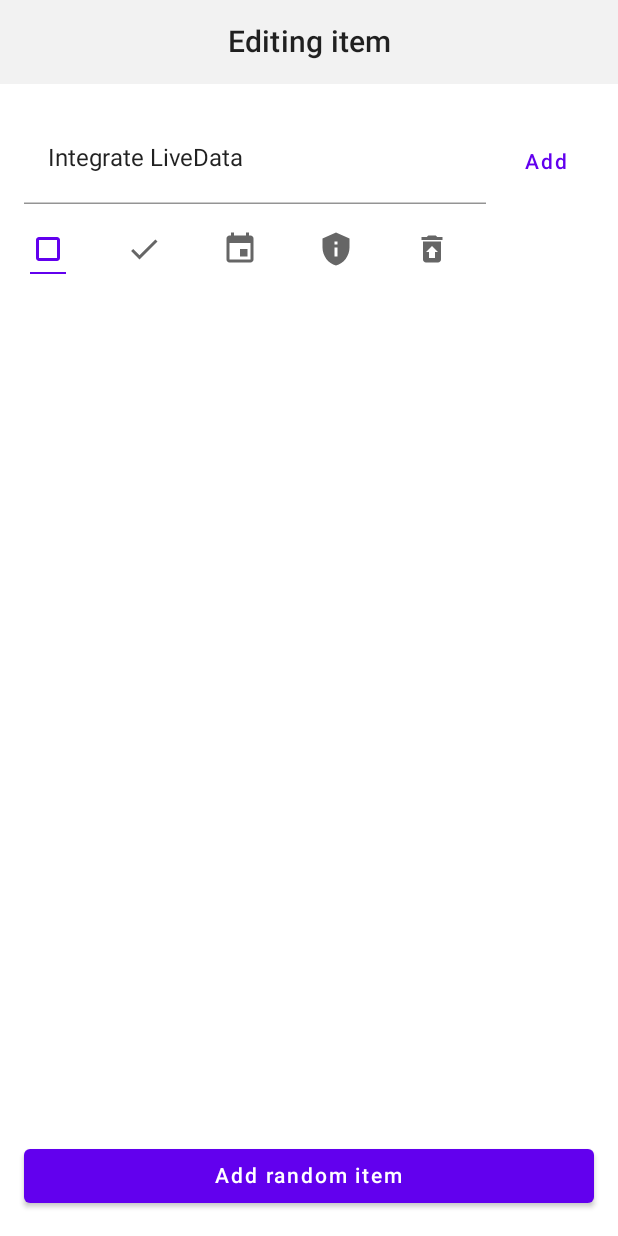
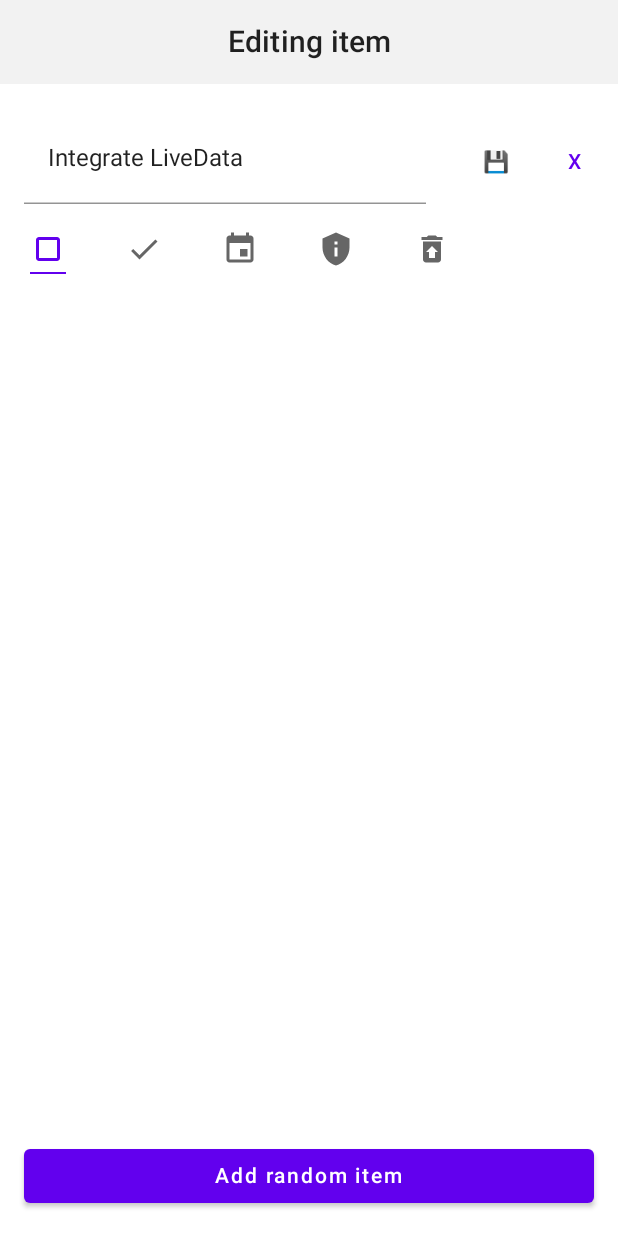
Before and after one commit to comye1/JetPackCompose, an Android app built with Jetpack Compose: the screen it shows after launch (TodoActivity), after a tap on "Integrate LiveData", on a phone screen of 412 x 824 dp. Run offline under Robolectric (Android 15) with nearby library versions, the phone set to English and light mode, and no system bars; our stand-ins replace livedata-compose; 1 other tap on this screen came first.

Commit message:
Use slots to pass sections of the screen

```diff
--- a/StateCodelab/start/src/main/java/com/codelabs/state/todo/TodoScreen.kt
+++ b/StateCodelab/start/src/main/java/com/codelabs/state/todo/TodoScreen.kt
@@ -150,7 +150,9 @@ fun TodoItemEntryInput(onItemComplete: (TodoItem) -> Unit) {
         onIconChange = setIcon,
         submit = submit,
         iconsVisible = iconsVisible
-    )
+    ) {
+        TodoEditButton(onClick = submit, text = "Add", enabled = text.isNotBlank())
+    }
 }
 
 @Composable
@@ -160,7 +162,8 @@ fun TodoItemInput(
     icon: TodoIcon,
     onIconChange: (TodoIcon) -> Unit,
     submit: () -> Unit,
-    iconsVisible: Boolean
+    iconsVisible: Boolean,
+    buttonSlot: @Composable () -> Unit
 ) {
     Column {
         Row(
@@ -176,12 +179,9 @@ fun TodoItemInput(
                     .padding(end = 8.dp),
                 submit
             )
-            TodoEditButton(
-                onClick = submit,
-                text = "Add",
-                modifier = Modifier.align(Alignment.CenterVertically),
-                enabled = text.isNotBlank()
-            )
+
+            Spacer(modifier = Modifier.width(8.dp))
+            Box(Modifier.align(Alignment.CenterVertically)){ buttonSlot() }
         }
         if (iconsVisible) {
             AnimatedIconRow(icon, onIconChange, Modifier.padding(top = 8.dp))
@@ -196,14 +196,33 @@ fun TodoItemInlineEditor(
     item: TodoItem,
     onEditItemChange: (TodoItem) -> Unit,
     onEditDone: () -> Unit,
-    onRemoveItem: (TodoItem) -> Unit
+    onRemoveItem: () -> Unit,
 ) = TodoItemInput(
     text = item.task,
     onTextChange = { onEditItemChange(item.copy(task = it)) },
     icon = item.icon,
     onIconChange = { onEditItemChange(item.copy(icon = it)) },
     submit = onEditDone,
-    iconsVisible = true
+    iconsVisible = true,
+    buttonSlot = {
+        Row {
+            val shrinkButtons = Modifier.widthIn(20.dp)
+            TextButton(onClick = onEditDone, modifier = shrinkButtons) {
+                Text(
+                    text = "\uD83D\uDCBE",
+                    textAlign = TextAlign.End,
+                    modifier = Modifier.width(30.dp)
+                )
+            }
+            TextButton(onClick = onRemoveItem, modifier = shrinkButtons) {
+                Text(
+                    text = "X",
+                    textAlign = TextAlign.End,
+                    modifier = Modifier.width(30.dp)
+                )
+            }
+        }
+    }
 )
 @Preview
 @Composable
```
